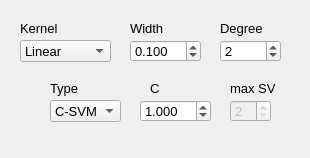
First picture: the form in _AlgorithmsPlugins/KernelMethods/paramsSVM.ui, repository b4silio/MLDemos, before the edit.
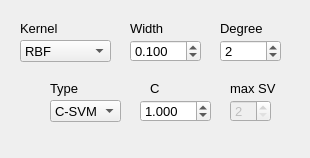
Second picture: the form after the edit.

Patch:
```diff
--- a/_AlgorithmsPlugins/KernelMethods/paramsSVM.ui
+++ b/_AlgorithmsPlugins/KernelMethods/paramsSVM.ui
@@ -267,6 +267,9 @@
    <property name="toolTip">
     <string>kernel function</string>
    </property>
+   <property name="currentIndex">
+    <number>2</number>
+   </property>
    <item>
     <property name="text">
      <string>Linear</string>
```
